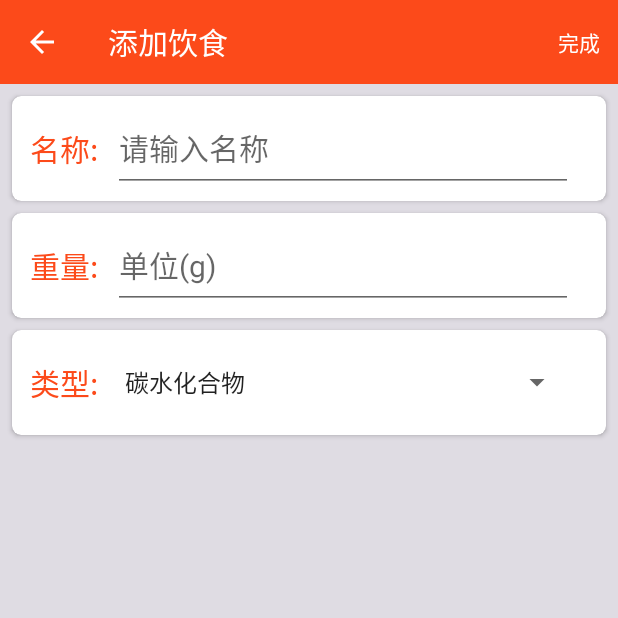
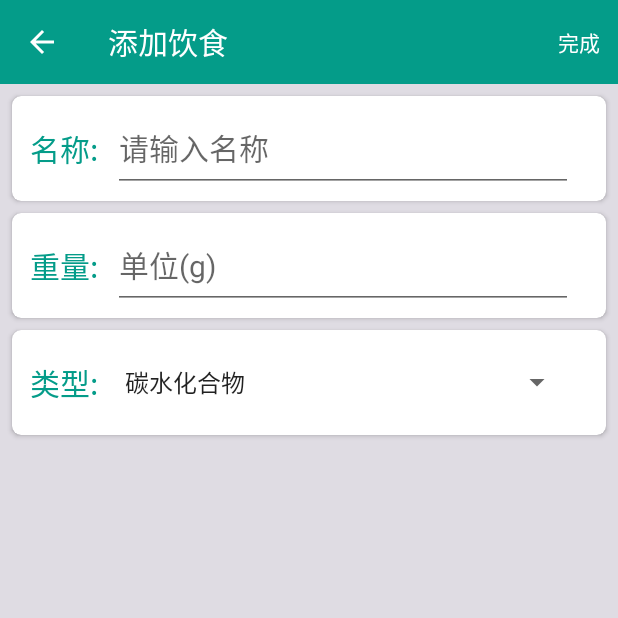
Before and after one commit to mqly/AlphaDiet, an Android app: the DietActivity screen opened directly, with no data from a screen before it, on a phone screen of 412 x 824 dp, the top half of it. Run offline under Robolectric (Android 15) with nearby library versions, the phone set to English and light mode, and no system bars; our stand-ins replace ButterKnife.

Commit message:
修复一些bug

```diff
--- a/src/main/AndroidManifest.xml
+++ b/src/main/AndroidManifest.xml
@@ -56,7 +56,7 @@
         </activity>
         <activity
             android:name=".activity.CollectDetailActivity"
-            android:parentActivityName=".activity.MainActivity"
+            android:parentActivityName=".activity.CollectManageActivity"
             android:theme="@style/AppTheme.NoActionBar">
         </activity>
         <!--新浪-->
--- a/src/main/java/com/dragon/alphadiet/application/MyApplication.java
+++ b/src/main/java/com/dragon/alphadiet/application/MyApplication.java
@@ -39,7 +39,7 @@ public class MyApplication extends Application {
 
     {
         Config.DEBUG = true;
-        PlatformConfig.setWeixin("wx967daebe835fbeac", "5bb696d9ccd75a38c8a0bfe0675559b3");
+//        PlatformConfig.setWeixin("wx967daebe835fbeac", "5bb696d9ccd75a38c8a0bfe0675559b3");
         PlatformConfig.setQQZone("1106062562", "H5XMhX10XeDSGVeU");
     }
 
--- a/src/main/res/drawable/ic_add.xml
+++ b/src/main/res/drawable/ic_add.xml
@@ -1,4 +1,4 @@
 <vector android:height="24dp" android:viewportHeight="1024.0"
     android:viewportWidth="1024.0" android:width="24dp" xmlns:android="http://schemas.android.com/apk/res/android">
-    <path android:fillColor="#e0620d" android:pathData="M825.6,441.7 L581.7,441.7 581.7,197.8c0,-38.5 -31.2,-69.7 -69.7,-69.7 -38.5,0 -69.7,31.2 -69.7,69.7l0,243.9L198.4,441.7c-38.5,0 -69.7,31.2 -69.7,69.7 0,38.5 31.2,69.7 69.7,69.7l243.9,0 0,244c0,38.5 31.2,69.7 69.7,69.7 38.5,0 69.7,-31.2 69.7,-69.7L581.7,581.1l244,0c38.5,0 69.7,-31.2 69.7,-69.7C895.3,472.9 864.1,441.7 825.6,441.7z"/>
+    <path android:fillColor="#54B0BD" android:pathData="M1024,625.8 L625.8,625.8 625.8,1024 398.2,1024 398.2,625.8 0,625.8 0,398.2 398.2,398.2 398.2,0 625.8,1.8 625.8,398.2 1024,398.2Z"/>
 </vector>
--- a/src/main/res/values/colors.xml
+++ b/src/main/res/values/colors.xml
@@ -1,8 +1,8 @@
 <?xml version="1.0" encoding="utf-8"?>
 <resources>
-    <color name="colorPrimary">#FC4A1A</color>
-    <color name="colorPrimaryDark">#fa3602</color>
-    <color name="colorAccent">#F7B733</color>
+    <color name="colorPrimary">#049c89</color>
+    <color name="colorPrimaryDark">#098676</color>
+    <color name="colorAccent">#078bae</color>
     <color name="colorBackground">#DFDCE3</color>
     <color name="colorDraw">#4ABDAC</color>
 </resources>
```
Also changed, not shown: src/main/java/com/dragon/alphadiet/activity/CollectDetailActivity.java (+10 -12 lines), 1 other file.
